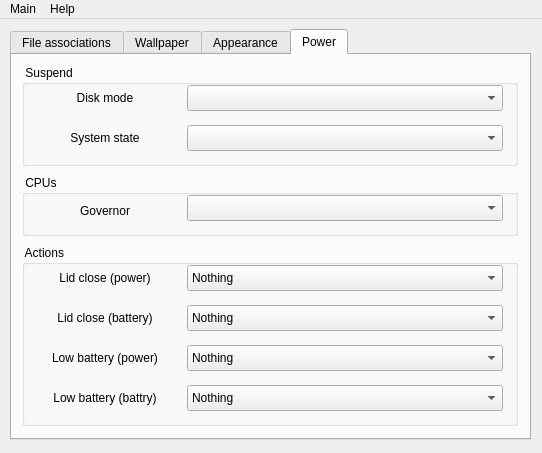
fluxer/bfp, file src/qsettings/qsettings.ui: the form before one commit.
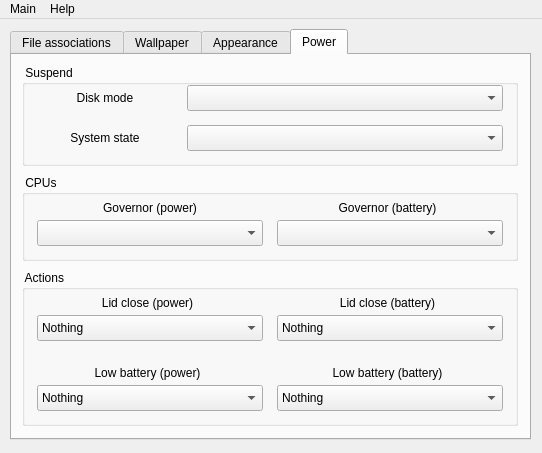
The form after the commit. The open tabs and pages were chosen to show the change. Icons and pictures are not drawn.

Commit message: dummy power widgets update

The edit to the form file:
```diff
--- a/src/qsettings/qsettings.ui
+++ b/src/qsettings/qsettings.ui
@@ -518,7 +518,7 @@
         <x>10</x>
         <y>120</y>
         <width>496</width>
-        <height>61</height>
+        <height>86</height>
        </rect>
       </property>
       <property name="title">
@@ -527,9 +527,9 @@
       <widget class="QComboBox" name="StyleBox_3">
        <property name="geometry">
         <rect>
-         <x>165</x>
-         <y>20</y>
-         <width>316</width>
+         <x>15</x>
+         <y>45</y>
+         <width>226</width>
          <height>26</height>
         </rect>
        </property>
@@ -543,13 +543,44 @@
        <property name="geometry">
         <rect>
          <x>20</x>
-         <y>25</y>
-         <width>126</width>
-         <height>21</height>
+         <y>20</y>
+         <width>216</width>
+         <height>26</height>
         </rect>
        </property>
        <property name="text">
-        <string>Governor</string>
+        <string>Governor (power)</string>
+       </property>
+       <property name="alignment">
+        <set>Qt::AlignCenter</set>
+       </property>
+      </widget>
+      <widget class="QComboBox" name="StyleBox_8">
+       <property name="geometry">
+        <rect>
+         <x>255</x>
+         <y>45</y>
+         <width>226</width>
+         <height>26</height>
+        </rect>
+       </property>
+       <item>
+        <property name="text">
+         <string/>
+        </property>
+       </item>
+      </widget>
+      <widget class="QLabel" name="label_11">
+       <property name="geometry">
+        <rect>
+         <x>255</x>
+         <y>20</y>
+         <width>221</width>
+         <height>26</height>
+        </rect>
+       </property>
+       <property name="text">
+        <string>Governor (battery)</string>
        </property>
        <property name="alignment">
         <set>Qt::AlignCenter</set>
@@ -560,9 +591,9 @@
       <property name="geometry">
        <rect>
         <x>10</x>
-        <y>190</y>
+        <y>215</y>
         <width>496</width>
-        <height>181</height>
+        <height>156</height>
        </rect>
       </property>
       <property name="title">
@@ -571,9 +602,9 @@
       <widget class="QComboBox" name="StyleBox_4">
        <property name="geometry">
         <rect>
-         <x>165</x>
-         <y>20</y>
-         <width>316</width>
+         <x>15</x>
+         <y>45</y>
+         <width>226</width>
          <height>26</height>
         </rect>
        </property>
@@ -596,9 +627,9 @@
       <widget class="QLabel" name="label_7">
        <property name="geometry">
         <rect>
-         <x>20</x>
+         <x>15</x>
          <y>20</y>
-         <width>126</width>
+         <width>221</width>
          <height>26</height>
         </rect>
        </property>
@@ -612,9 +643,9 @@
       <widget class="QComboBox" name="StyleBox_5">
        <property name="geometry">
         <rect>
-         <x>165</x>
-         <y>60</y>
-         <width>316</width>
+         <x>255</x>
+         <y>45</y>
+         <width>226</width>
          <height>26</height>
         </rect>
        </property>
@@ -637,9 +668,9 @@
       <widget class="QLabel" name="label_8">
        <property name="geometry">
         <rect>
-         <x>20</x>
-         <y>60</y>
-         <width>126</width>
+         <x>255</x>
+         <y>20</y>
+         <width>221</width>
          <height>26</height>
         </rect>
        </property>
@@ -653,9 +684,9 @@
       <widget class="QComboBox" name="StyleBox_6">
        <property name="geometry">
         <rect>
-         <x>165</x>
-         <y>100</y>
-         <width>316</width>
+         <x>15</x>
+         <y>115</y>
+         <width>226</width>
          <height>26</height>
         </rect>
        </property>
@@ -678,9 +709,9 @@
       <widget class="QLabel" name="label_9">
        <property name="geometry">
         <rect>
-         <x>20</x>
-         <y>100</y>
-         <width>126</width>
+         <x>15</x>
+         <y>90</y>
+         <width>221</width>
          <height>26</height>
         </rect>
        </property>
@@ -694,9 +725,9 @@
       <widget class="QComboBox" name="StyleBox_7">
        <property name="geometry">
         <rect>
-         <x>165</x>
-         <y>140</y>
-         <width>316</width>
+         <x>255</x>
+         <y>115</y>
+         <width>226</width>
          <height>26</height>
         </rect>
        </property>
@@ -719,14 +750,14 @@
       <widget class="QLabel" name="label_10">
        <property name="geometry">
         <rect>
-         <x>20</x>
-         <y>140</y>
-         <width>126</width>
+         <x>255</x>
+         <y>90</y>
+         <width>221</width>
          <height>26</height>
         </rect>
        </property>
        <property name="text">
-        <string>Low battery (battry)</string>
+        <string>Low battery (battery)</string>
        </property>
        <property name="alignment">
         <set>Qt::AlignCenter</set>
```
Left out of the diff: 2 changed lines with no effect on the pictures.
